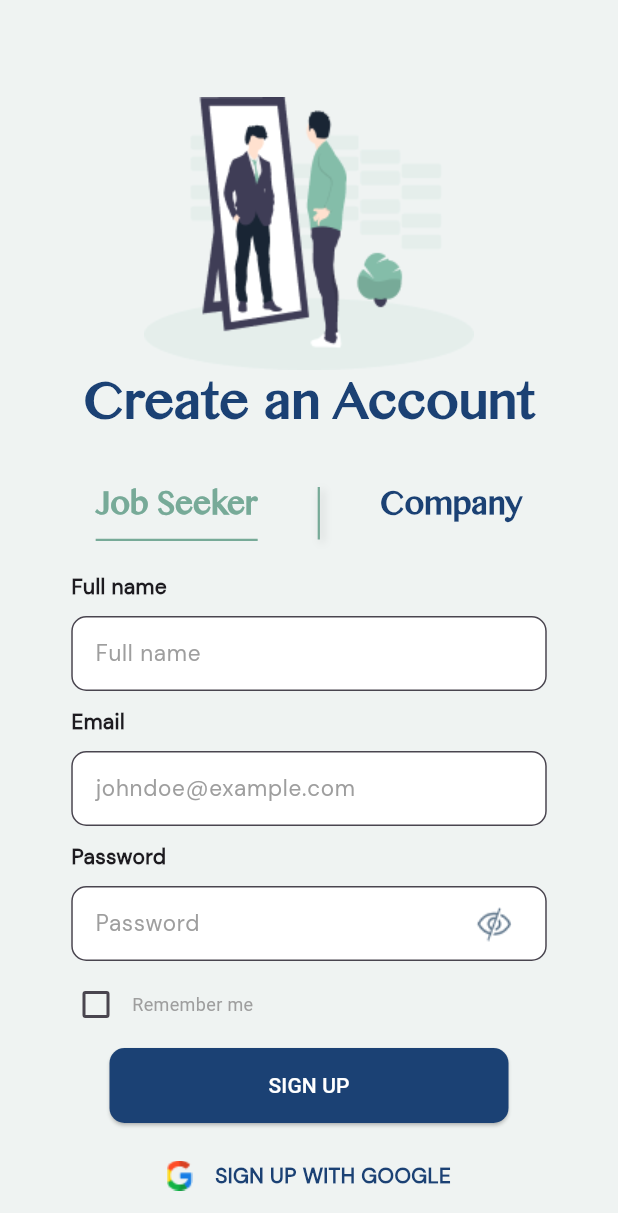
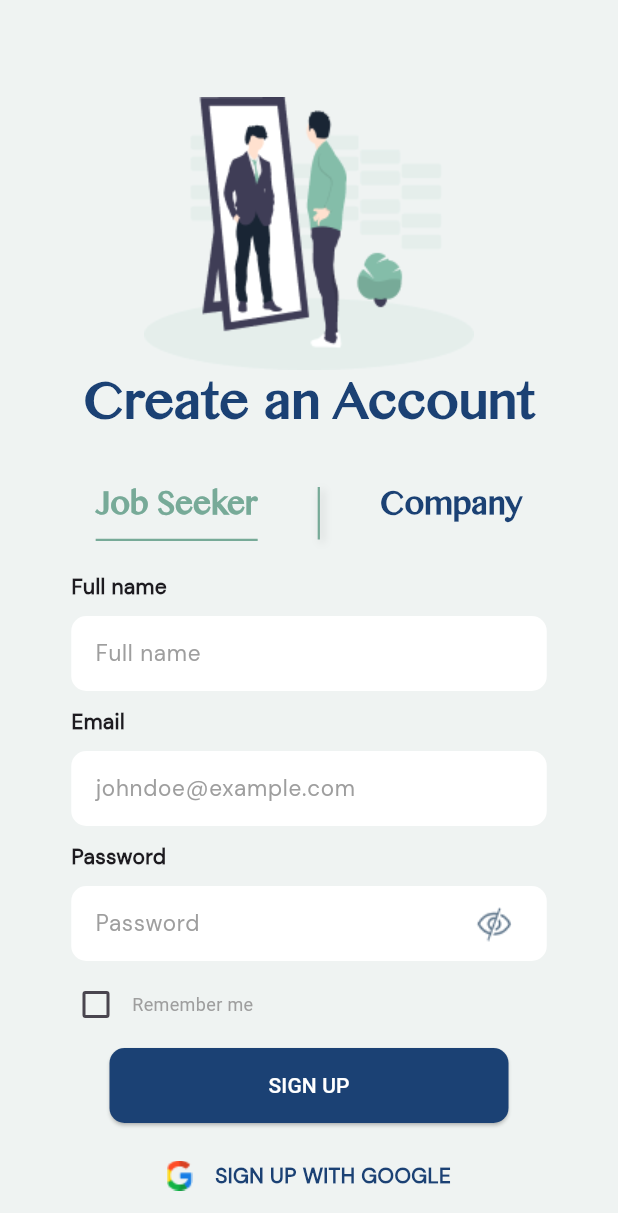
Before and after one commit to iimeeeed/Khotwa, a Flutter app: the screen it shows after launch, on a phone screen of 412 x 824 dp, the part 23-1236 px from its top. Run offline on Flutter 3.47's test engine with Material 3 defaults, Android fonts, the phone set to English and light mode, and no system bars.

Commit message:
Removed the input fields borders

```diff
--- a/lib/screens/Signup.dart
+++ b/lib/screens/Signup.dart
@@ -117,6 +117,7 @@ class _SignupState extends State<Signup> {
                           child: Text(
                             "Company",
                             style: TextStyle(
+
                               fontFamily: "Khmer MN",
                               color: !isJobSeeker
                                   ? const Color(0xFF77AA98)
--- a/lib/screens/job_seeker_form.dart
+++ b/lib/screens/job_seeker_form.dart
@@ -42,8 +42,16 @@ class _JobSeekerFormState extends State<JobSeekerForm> {
                     filled: true,
                     hintText: "Full name",
                     hintStyle: const TextStyle(
-                    fontFamily: "DM Sans", color: Colors.grey, fontSize: 15),
-                border: OutlineInputBorder(
+                        fontFamily: "DM Sans",
+                        color: Colors.grey,
+                        fontSize: 15),
+                    border: InputBorder.none,
+                    enabledBorder: OutlineInputBorder(
+                      borderSide: BorderSide.none,
+                      borderRadius: BorderRadius.circular(10.0),
+                    ),
+                    focusedBorder: OutlineInputBorder(
+                      borderSide: BorderSide.none,
                       borderRadius: BorderRadius.circular(10.0),
                     )),
               ),
@@ -77,8 +85,16 @@ class _JobSeekerFormState extends State<JobSeekerForm> {
                     filled: true,
                     hintText: "johndoe@example.com",
                     hintStyle: const TextStyle(
-                    fontFamily: "DM Sans", color: Colors.grey, fontSize: 15),
-                border: OutlineInputBorder(
+                        fontFamily: "DM Sans",
+                        color: Colors.grey,
+                        fontSize: 15),
+                    border: InputBorder.none,
+                    enabledBorder: OutlineInputBorder(
+                      borderSide: BorderSide.none,
+                      borderRadius: BorderRadius.circular(10.0),
+                    ),
+                    focusedBorder: OutlineInputBorder(
+                      borderSide: BorderSide.none,
                       borderRadius: BorderRadius.circular(10.0),
                     )),
               ),
@@ -118,7 +134,13 @@ class _JobSeekerFormState extends State<JobSeekerForm> {
                             fontFamily: "DM Sans",
                             color: Colors.grey,
                             fontSize: 15),
-                    border: OutlineInputBorder(
+                        border: InputBorder.none,
+                        enabledBorder: OutlineInputBorder(
+                          borderSide: BorderSide.none,
+                          borderRadius: BorderRadius.circular(10.0),
+                        ),
+                        focusedBorder: OutlineInputBorder(
+                          borderSide: BorderSide.none,
                           borderRadius: BorderRadius.circular(10.0),
                         )),
                   ),
@@ -174,7 +196,8 @@ class _JobSeekerFormState extends State<JobSeekerForm> {
             ),
             style: ElevatedButton.styleFrom(
               backgroundColor: const Color(0xFF1B4174),
-              padding: const EdgeInsets.symmetric(horizontal: 100, vertical: 15),
+              padding:
+                  const EdgeInsets.symmetric(horizontal: 100, vertical: 15),
               shape: RoundedRectangleBorder(
                 borderRadius: BorderRadius.circular(10),
               ),
```
Also changed, not shown: lib/screens/jobSeeker/loginJobSeeker.dart (+18 -6 lines). Lines whose indentation alone changed are shown as unchanged.
